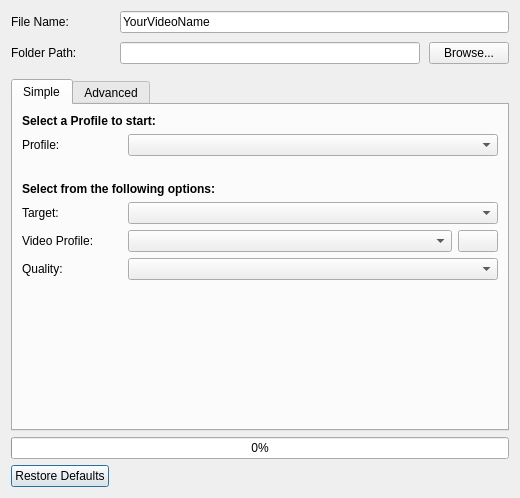
Qt form src/windows/ui/export.ui (Zenvi-pro/zenvi-core) before a commit.
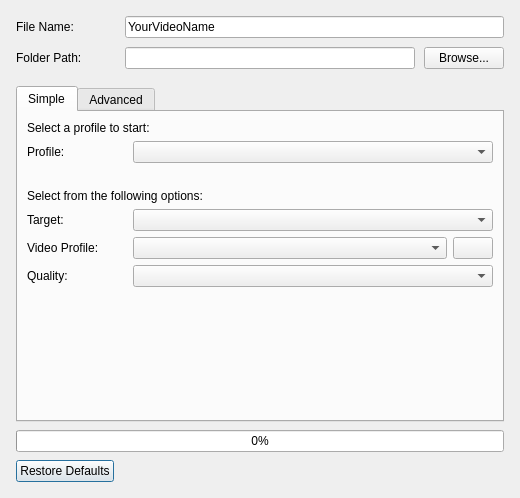
The same form after that commit. Icons and pictures are not drawn.

```diff
--- a/src/windows/ui/export.ui
+++ b/src/windows/ui/export.ui
@@ -27,6 +27,21 @@
    <bool>false</bool>
   </property>
   <layout class="QGridLayout" name="gridLayout" rowstretch="0,1,0,0">
+   <property name="leftMargin">
+    <number>16</number>
+   </property>
+   <property name="topMargin">
+    <number>16</number>
+   </property>
+   <property name="rightMargin">
+    <number>16</number>
+   </property>
+   <property name="bottomMargin">
+    <number>16</number>
+   </property>
+   <property name="spacing">
+    <number>8</number>
+   </property>
    <item row="2" column="0" alignment="Qt::AlignBottom">
     <widget class="QProgressBar" name="progressExportVideo">
      <property name="sizePolicy">
@@ -104,7 +119,7 @@
          <item>
           <widget class="QLabel" name="lblChooseProfile">
            <property name="text">
-            <string>&lt;b&gt;Select a Profile to start:&lt;/b&gt;</string>
+            <string>Select a profile to start:</string>
            </property>
           </widget>
          </item>
@@ -149,7 +164,7 @@
        <item row="1" column="0">
         <widget class="QLabel" name="label_2">
          <property name="text">
-          <string>&lt;b&gt;Select from the following options:&lt;/b&gt;</string>
+          <string>Select from the following options:</string>
          </property>
         </widget>
        </item>
```
